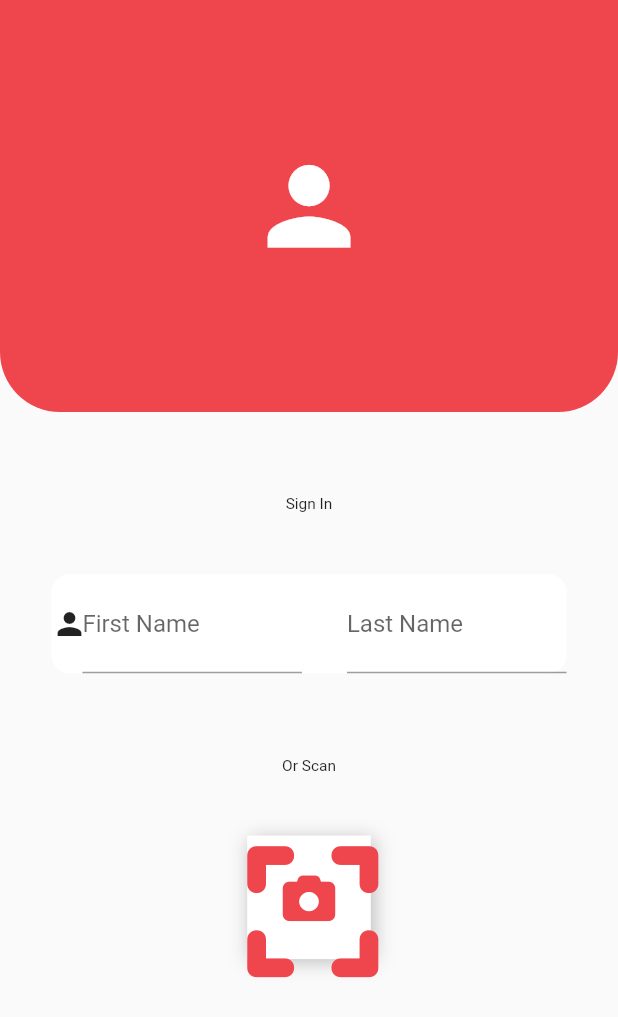
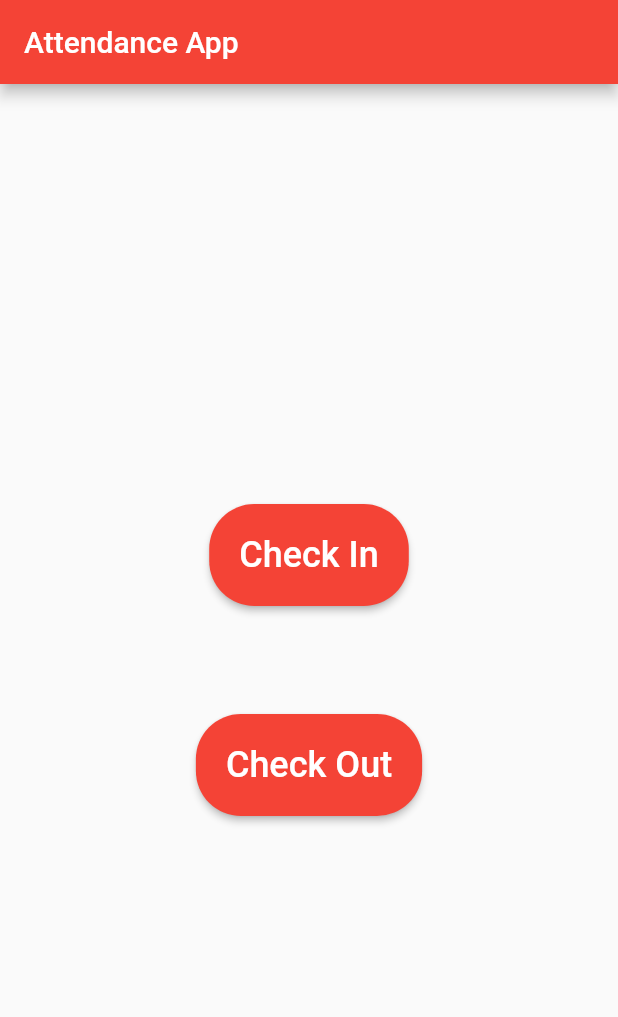
Before and after one commit to HatedFate/attendance-app, a Flutter app: the screen it shows after launch, on a phone screen of 412 x 824 dp. Shown: the top 1017 px of the screen. Run offline on Flutter 3.47's test engine with Material 2 defaults, Android fonts, the phone set to English and light mode, and no system bars; our stand-ins replace firebase_core; accounts and stored records are empty; Roboto replaces fonts that are missing (NexaBold).

Commit message:
Update Files

```diff
--- a/lib/attendance_screen.dart
+++ b/lib/attendance_screen.dart
@@ -1,8 +1,9 @@
 import "package:flutter/material.dart";
-import "package:font_awesome_flutter/font_awesome_flutter.dart";
 
 class AttendanceScreen extends StatefulWidget {
-  const AttendanceScreen({Key? key}) : super(key: key);
+  const AttendanceScreen({Key? key, required this.checkIn}) : super(key: key);
+
+  final bool checkIn;
 
   @override
   State<AttendanceScreen> createState() => _AttendanceScreenState();
@@ -17,6 +18,7 @@ class _AttendanceScreenState extends State<AttendanceScreen> {
     Color primary = const Color(0xffeef444c);
 
     return Scaffold(
+        appBar: AppBar(title: Text(widget.checkIn ? "Check In" : "Check Out")),
         body: Column(
           children: [
             Container(
@@ -33,7 +35,8 @@ class _AttendanceScreenState extends State<AttendanceScreen> {
             Container(
                 margin: EdgeInsets.only(
                     top: screenHeight / 15, bottom: screenHeight / 20),
-            child: Text("Sign In",
+                child: Text(
+                    widget.checkIn ? "Scan to Check In" : "Scan to Check Out",
                     style: TextStyle(
                       fontSize: screenWidth / 40,
                       fontFamily: "NexaBold",
@@ -58,53 +61,11 @@ class _AttendanceScreenState extends State<AttendanceScreen> {
                               child: TextFormField(
                             decoration: InputDecoration(
                                 contentPadding: EdgeInsets.symmetric(
-                                vertical: screenHeight / 35),
-                            hintText: "First Name"),
-                      )),
-                      const SizedBox(width: 30),
-                      Expanded(
-                          child: TextFormField(
-                        decoration: InputDecoration(
-                            contentPadding: EdgeInsets.symmetric(
-                                vertical: screenHeight / 35),
-                            hintText: "Last Name"),
-                      )),
+                                    vertical: screenHeight / 35)),
+                          ))
                         ],
                       ),
                     ),
-                Container(
-                    margin: EdgeInsets.only(
-                        top: screenHeight / 15, bottom: screenHeight / 20),
-                    child: Text("Or Scan",
-                        style: TextStyle(
-                          fontSize: screenWidth / 40,
-                          fontFamily: "NexaBold",
-                        ))),
-                GestureDetector(
-                  onTap: () async {
-                    print("213125");
-                  },
-                  child: Container(
-                      height: screenWidth / 5,
-                      width: screenWidth / 5,
-                      decoration: const BoxDecoration(
-                          color: Colors.white,
-                          boxShadow: [
-                            BoxShadow(
-                                color: Colors.black26,
-                                offset: Offset(2, 2),
-                                blurRadius: 10)
-                          ]),
-                      child: Stack(
-                        alignment: Alignment.center,
-                        children: [
-                          Icon(FontAwesomeIcons.expand,
-                              size: 100, color: primary),
-                          Icon(FontAwesomeIcons.camera,
-                              size: 35, color: primary)
-                        ],
-                      )),
-                )
                   ],
                 )),
           ],
--- /dev/null
+++ b/lib/button_widget.dart
@@ -0,0 +1,26 @@
+import 'package:flutter/material.dart';
+
+class ButtonWidget extends StatelessWidget {
+  final String text;
+  final VoidCallback onClicked;
+
+  const ButtonWidget({
+    required this.text,
+    required this.onClicked,
+    Key? key,
+  }) : super(key: key);
+
+  @override
+  Widget build(BuildContext context) => ElevatedButton(
+    onPressed: onClicked,
+    style: ElevatedButton.styleFrom(
+      shape: RoundedRectangleBorder(borderRadius: BorderRadius.circular(30)),
+      backgroundColor: Theme.of(context).primaryColor,
+      padding: const EdgeInsets.all(20),
+    ),
+    child: Text(
+      text,
+      style: const TextStyle(fontSize: 24),
+    ),
+  );
+}
--- a/lib/main.dart
+++ b/lib/main.dart
@@ -1,4 +1,5 @@
 import 'package:attendance/attendance_screen.dart';
+import 'package:attendance/button_widget.dart';
 import 'package:flutter/material.dart';
 
 void main() {
@@ -8,15 +9,43 @@ void main() {
 class MyApp extends StatelessWidget {
   const MyApp({super.key});
 
-  // This widget is the root of your application.
   @override
   Widget build(BuildContext context) {
     return MaterialApp(
-      title: 'Attendance App',
-      theme: ThemeData(
-        primarySwatch: Colors.pink,
-      ),
-      home: const AttendanceScreen()
-    );
+        title: "Attendance App",
+        theme: ThemeData(primarySwatch: Colors.red),
+        home: const MyAppPage());
   }
 }
+
+class MyAppPage extends StatefulWidget {
+  const MyAppPage({Key? key}) : super(key: key);
+
+  @override
+  State<MyAppPage> createState() => _MyAppPageState();
+}
+
+class _MyAppPageState extends State<MyAppPage> {
+  @override
+  Widget build(BuildContext context) {
+    return Scaffold(
+        appBar: AppBar(title: const Text("Attendance App")),
+        body: Center(
+            child: Column(
+          mainAxisAlignment: MainAxisAlignment.center,
+          children: [
+            ButtonWidget(
+                text: "Check In",
+                onClicked: () => Navigator.of(context).push(MaterialPageRoute(
+                    builder: (BuildContext context) =>
+                        const AttendanceScreen(checkIn: true)))),
+            const SizedBox(height: 72),
+            ButtonWidget(
+                text: "Check Out",
+                onClicked: () => Navigator.of(context).push(MaterialPageRoute(
+                    builder: (BuildContext context) =>
+                        const AttendanceScreen(checkIn: false))))
+          ],
+        )));
+  }
+}
```
Also changed, not shown: pubspec.yaml (+1 -7 lines), lib/scanner.dart (added), pubspec.lock, 5 other files. Lines whose indentation alone changed are shown as unchanged.
